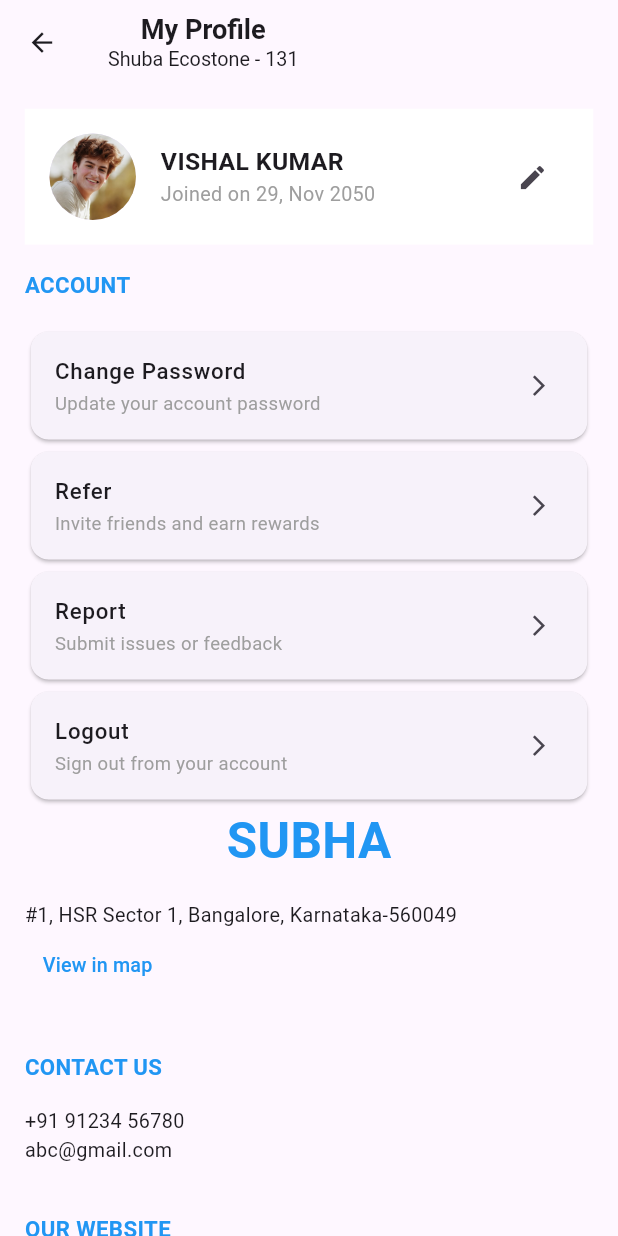
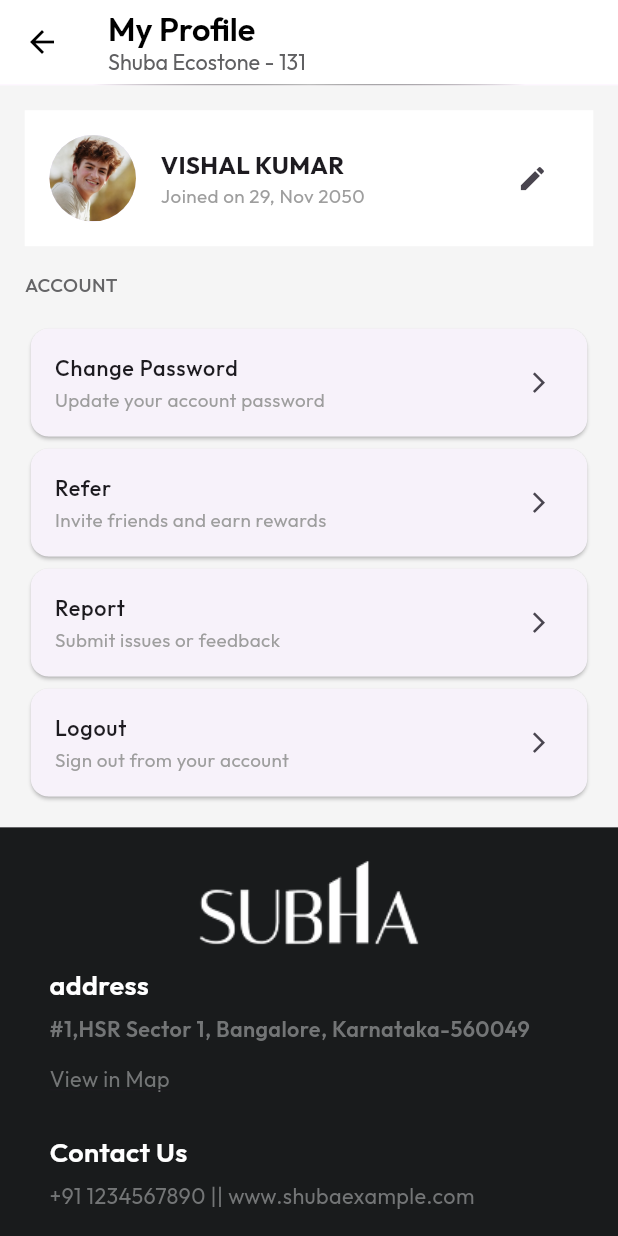
Before and after one commit to HiBorn4/customerApp, a Flutter app: the ProfileScreen screen opened by its route, on a phone screen of 412 x 824 dp. Run offline on Flutter 3.47's test engine with Material 3 defaults, Android fonts, the phone set to English and light mode, and no system bars; our stand-ins replace file_picker, firebase_auth, firebase_core, flutter_svg, get, google_fonts and 1 more; accounts and stored records are empty.

Commit message:
profile screen added

```diff
--- a/lib/screens/home_screen.dart
+++ b/lib/screens/home_screen.dart
@@ -7,8 +7,11 @@ import '../widgets/summary_item.dart';
 import '../widgets/unit_item.dart';
 import '../widgets/project_card.dart';
 import '../utils/responsive.dart';
+import 'profile_screen.dart';
 
 class HomeScreen extends StatefulWidget {
+  const HomeScreen({super.key});
+
   @override
   _HomeScreenState createState() => _HomeScreenState();
 }
@@ -19,8 +22,13 @@ class _HomeScreenState extends State<HomeScreen> {
 
   final List<Widget> _pages = [
     HomeContent(),
-    Center(child: Text("Documents Page", style: GoogleFonts.outfit())), // Placeholder for Documents
-    Center(child: Text("Applicants Page", style: GoogleFonts.outfit())), // Placeholder for Applicants
+    Center(
+      child: Text("Documents Page", style: GoogleFonts.outfit()),
+    ), // Placeholder for Documents
+    ProfileScreen(),
+    // Center(
+    //   child: Text("Applicants Page", style: GoogleFonts.outfit()),
+    // ), // Placeholder for Applicants
   ];
 
   void _onItemTapped(int index) {
@@ -52,13 +60,17 @@ class _HomeScreenState extends State<HomeScreen> {
             label: "Home",
           ),
           BottomNavigationBarItem(
-            icon: Image.asset(
-              'assets/icons/units.png', // Replace with your custom icon path
-              width: 24,
-              height: 24,
+            icon: Icon(
+              Icons.person_add_alt_1,
               color: _selectedIndex == 1 ? Colors.black : Colors.grey,
             ),
-            label: "Documents",
+            // icon: Image.asset(
+            //   'assets/icons/units.png', // Replace with your custom icon path
+            // width: 24,
+            // height: 24,
+
+            // ),
+            label: "Refer",
           ),
           BottomNavigationBarItem(
             icon: Image.asset(
@@ -67,7 +79,7 @@ class _HomeScreenState extends State<HomeScreen> {
               height: 24,
               color: _selectedIndex == 2 ? Colors.black : Colors.grey,
             ),
-            label: "Applicants",
+            label: "Profile",
           ),
         ],
       ),
--- a/lib/screens/profile_screen.dart
+++ b/lib/screens/profile_screen.dart
@@ -1,19 +1,28 @@
+// import 'package:customerapp/screens/home_screen.dart';
 import 'package:flutter/material.dart';
 import 'package:get/get.dart';
 import 'package:url_launcher/url_launcher.dart';
+import 'package:google_fonts/google_fonts.dart';
+import '../utils/responsive.dart';
 
 class ProfileController extends GetxController {
-  final socialMediaLinks = [
+  final socialMediaLinks =
+      [
         SocialMedia(icon: Icons.call, url: 'https://wa.me/919123456780'),
         SocialMedia(icon: Icons.camera, url: 'https://instagram.com'),
         SocialMedia(icon: Icons.book, url: 'https://facebook.com'),
-    SocialMedia(icon: Icons.one_x_mobiledata_outlined, url: 'https://twitter.com'),
+        SocialMedia(
+          icon: Icons.one_x_mobiledata_outlined,
+          url: 'https://twitter.com',
+        ),
       ].obs;
 }
 
 class ProfileScreen extends StatelessWidget {
   final ProfileController _controller = Get.put(ProfileController());
   final String address = "#1, HSR Sector 1, Bangalore, Karnataka-560049";
+
+  ProfileScreen({super.key});
 
   @override
   Widget build(BuildContext context) {
@@ -23,6 +32,30 @@ class ProfileScreen extends StatelessWidget {
     return Scaffold(
       appBar: _buildAppBar(screenWidth, screenHeight),
       body: SingleChildScrollView(
+        child: Column(
+          crossAxisAlignment: CrossAxisAlignment.start,
+          children: [
+            Center(
+              child: Container(
+                width: screenHeight * 0.35,
+                height: 1,
+                decoration: BoxDecoration(
+                  gradient: LinearGradient(
+                    begin: Alignment.centerLeft,
+                    end: Alignment.centerRight,
+                    colors: [
+                      Colors.transparent,
+                      Colors.grey.shade400,
+                      Colors.transparent,
+                    ],
+                  ),
+                ),
+              ),
+            ),
+
+            // Main content
+            Container(
+              color: Colors.grey[100],
               padding: EdgeInsets.all(screenWidth * 0.04),
               child: Column(
                 crossAxisAlignment: CrossAxisAlignment.start,
@@ -30,8 +63,11 @@ class ProfileScreen extends StatelessWidget {
                   _buildProfileSection(screenWidth, screenHeight),
                   _buildSectionTitle('ACCOUNT', screenHeight),
                   _buildAccountOptions(screenWidth, screenHeight),
-            _buildContactSection(screenWidth, screenHeight),
-            _buildSocialMediaSection(screenWidth, screenHeight),
+                ],
+              ),
+            ),
+
+            _buildFooterSection(screenWidth),
           ],
         ),
       ),
@@ -40,30 +76,38 @@ class ProfileScreen extends StatelessWidget {
 
   PreferredSizeWidget _buildAppBar(double screenWidth, double screenHeight) {
     return AppBar(
+      backgroundColor: Colors.white,
       leading: IconButton(
-        icon: Icon(Icons.arrow_back, size: screenHeight * 0.025),
-        onPressed: () => Get.back(),
+        icon: Icon(Icons.arrow_back, color: Colors.black),
+        onPressed: () {},
       ),
       title: Column(
+        crossAxisAlignment: CrossAxisAlignment.start,
         children: [
-          Text('My Profile',
-              style: TextStyle(
-                fontSize: screenHeight * 0.022,
-                fontWeight: FontWeight.bold,
-              )),
-          Text('Shuba Ecostone - 131',
-              style: TextStyle(
-                fontSize: screenHeight * 0.016,
-              )),
+          Text(
+            'My Profile',
+            style: GoogleFonts.outfit(
+              color: Colors.black,
+              fontSize: Responsive.getFontSize(screenWidth, 24),
+              fontWeight: FontWeight.w600,
+            ),
+          ),
+          Text(
+            'Shuba Ecostone - 131',
+            style: GoogleFonts.outfit(
+              color: Color(0xff606062),
+              fontSize: Responsive.getFontSize(screenWidth, 16),
+              fontWeight: FontWeight.w400,
+            ),
+          ),
         ],
       ),
     );
   }
 
-
   Widget _buildProfileSection(double screenWidth, double screenHeight) {
     return Container(
-    color: Colors.white, // Ensures the background is white
+      color: Colors.white,
       padding: EdgeInsets.all(screenHeight * 0.02),
       child: Row(
         children: [
@@ -74,7 +118,7 @@ class ProfileScreen extends StatelessWidget {
           SizedBox(width: screenWidth * 0.04),
           Expanded(
             child: Row(
-            mainAxisAlignment: MainAxisAlignment.spaceBetween, // Ensures spacing
+              mainAxisAlignment: MainAxisAlignment.spaceBetween,
               crossAxisAlignment: CrossAxisAlignment.center,
               children: [
                 Column(
@@ -82,15 +126,15 @@ class ProfileScreen extends StatelessWidget {
                   children: [
                     Text(
                       'VISHAL KUMAR',
-                    style: TextStyle(
-                      fontSize: screenHeight * 0.02,
+                      style: GoogleFonts.outfit(
+                        fontSize: Responsive.getFontSize(screenWidth, 18),
                         fontWeight: FontWeight.bold,
                       ),
                     ),
                     Text(
                       'Joined on 29, Nov 2050',
-                    style: TextStyle(
-                      fontSize: screenHeight * 0.016,
+                      style: GoogleFonts.outfit(
+                        fontSize: Responsive.getFontSize(screenWidth, 14),
                         color: Colors.grey,
                       ),
                     ),
@@ -111,16 +155,20 @@ class ProfileScreen extends StatelessWidget {
     );
   }
 
-
   Widget _buildSectionTitle(String title, double screenHeight) {
     return Padding(
       padding: EdgeInsets.symmetric(vertical: screenHeight * 0.02),
-      child: Text(title,
-          style: TextStyle(
-            fontSize: screenHeight * 0.018,
-            fontWeight: FontWeight.bold,
-            color: Colors.blue,
-          )),
+      child: Text(
+        title,
+        style: GoogleFonts.outfit(
+          fontSize: Responsive.getFontSize(
+            MediaQuery.of(Get.context!).size.width,
+            14,
+          ),
+          fontWeight: FontWeight.w500,
+          color: Color(0xff656567),
+        ),
+      ),
     );
   }
 
@@ -136,89 +184,194 @@ class ProfileScreen extends StatelessWidget {
       shrinkWrap: true,
       physics: NeverScrollableScrollPhysics(),
       itemCount: options.length,
-      itemBuilder: (context, index) => Card(
+      itemBuilder:
+          (context, index) => Card(
             child: ListTile(
-          title: Text(options[index]['title']!,
-              style: TextStyle(
-                fontSize: screenHeight * 0.018,
+              title: Text(
+                options[index]['title']!,
+                style: GoogleFonts.outfit(
+                  fontSize: Responsive.getFontSize(screenWidth, 16),
                   fontWeight: FontWeight.w500,
-              )),
-          subtitle: Text(options[index]['desc']!,
-              style: TextStyle(
-                fontSize: screenHeight * 0.015,
+                ),
+              ),
+              subtitle: Text(
+                options[index]['desc']!,
+                style: GoogleFonts.outfit(
+                  fontSize: Responsive.getFontSize(screenWidth, 14),
                   color: Colors.grey,
-              )),
-          trailing: Icon(Icons.arrow_forward_ios, size: screenHeight * 0.02),
+                ),
+              ),
+              trailing: Icon(
+                Icons.arrow_forward_ios,
+                size: screenHeight * 0.02,
+              ),
               onTap: () => _handleAccountOption(options[index]['title']!),
             ),
           ),
     );
   }
 
-  Widget _buildContactSection(double screenWidth, double screenHeight) {
-    return Column(
+  Widget _buildFooterSection(double screenWidth) {
+    double fontSize = Responsive.getFontSize(screenWidth, 16);
+    double iconSize = screenWidth * 0.075;
+    double titleSize = Responsive.getFontSize(screenWidth, 20);
+    double shubaFontSize = Responsive.getFontSize(screenWidth, 28);
+
+    return Container(
+      color: Color(0xff191B1C),
+      padding: EdgeInsets.symmetric(
+        vertical: screenWidth * 0.05,
+        horizontal: screenWidth * 0.08,
+      ),
+      child: Column(
         crossAxisAlignment: CrossAxisAlignment.start,
         children: [
+          // "Shuba" Logo
           Center(
-          child: Text('SUBHA',
-              style: TextStyle(
-                fontSize: screenHeight * 0.04,
-                fontWeight: FontWeight.bold,
-                color: Colors.blue,
-              )),
+            child: Image.asset(
+              'assets/shubha.png',
+              width: shubaFontSize * 6,
+              fit: BoxFit.contain,
             ),
-        SizedBox(height: screenHeight * 0.02),
-        Text(address,
-            style: TextStyle(
-              fontSize: screenHeight * 0.016,
-            )),
-        TextButton(
-          onPressed: () => _openMap(address),
-          child: Text('View in map',
-              style: TextStyle(
-                fontSize: screenHeight * 0.016,
-                color: Colors.blue,
-              )),
           ),
-        SizedBox(height: screenHeight * 0.02),
-        _buildSectionTitle('CONTACT US', screenHeight),
-        Text('+91 91234 56780',
-            style: TextStyle(
-              fontSize: screenHeight * 0.016,
-            )),
-        Text('abc@gmail.com',
-            style: TextStyle(
-              fontSize: screenHeight * 0.016,
-            )),
-        SizedBox(height: screenHeight * 0.02),
-        _buildSectionTitle('OUR WEBSITE', screenHeight),
-        Text('www.subhaecoston.com',
-            style: TextStyle(
-              fontSize: screenHeight * 0.016,
-              color: Colors.blue,
-            )),
-        SizedBox(height: screenHeight * 0.02),
-        _buildSectionTitle('REPORT', screenHeight),
+
+          SizedBox(height: screenWidth * 0.03),
+          Text(
+            "address",
+            style: GoogleFonts.outfit(
+              color: Colors.white,
+              fontSize: titleSize,
+              fontWeight: FontWeight.w600,
+            ),
+            textAlign: TextAlign.center,
+          ),
+          SizedBox(height: 6),
+
+          // Address
+          Text(
+            "#1,HSR Sector 1, Bangalore, Karnataka-560049",
+            style: GoogleFonts.outfit(
+              color: Color(0xff737576),
+              fontSize: fontSize,
+              fontWeight: FontWeight.w600,
+            ),
+            textAlign: TextAlign.center,
+          ),
+
+          SizedBox(height: screenWidth * 0.03),
+
+          // "View in Map" Button
+          GestureDetector(
+            onTap: () => _openMap(address),
+            child: Text(
+              "View in Map",
+              style: GoogleFonts.outfit(
+                color: Color(0xff737576),
+                fontSize: fontSize,
+                fontWeight: FontWeight.w400,
+                decoration: TextDecoration.underline,
+              ),
+            ),
+          ),
+
+          SizedBox(height: screenWidth * 0.06),
+
+          // Contact Info
+          Text(
+            "Contact Us",
+            style: GoogleFonts.outfit(
+              color: Colors.white,
+              fontSize: titleSize,
+              fontWeight: FontWeight.w600,
+            ),
+          ),
+
+          SizedBox(height: screenWidth * 0.015),
+
+          Text(
+            "+91 1234567890 || www.shubaexample.com",
+            style: GoogleFonts.outfit(
+              color: Color(0xff737576),
+              fontSize: fontSize,
+              fontWeight: FontWeight.w400,
+            ),
+            textAlign: TextAlign.center,
+          ),
+
+          SizedBox(height: screenWidth * 0.07),
+
+          Text(
+            "our website",
+            style: GoogleFonts.outfit(
+              color: Colors.white,
+              fontSize: titleSize,
+              fontWeight: FontWeight.w600,
+            ),
+          ),
+
+          SizedBox(height: screenWidth * 0.07),
+
+          // Report
+          Text(
+            "Report",
+            style: GoogleFonts.outfit(
+              color: Colors.white,
+              fontSize: titleSize,
+              fontWeight: FontWeight.w600,
+            ),
+          ),
+          SizedBox(height: screenWidth * 0.07),
+
+          Center(
+            child: Text(
+              "connect with us",
+              style: GoogleFonts.outfit(
+                color: Color(0xff737576),
+                fontSize: titleSize,
+                fontWeight: FontWeight.w600,
+              ),
+            ),
+          ),
+
+          SizedBox(height: screenWidth * 0.05),
+
+          // Social Media Icons
+          Row(
+            mainAxisAlignment: MainAxisAlignment.center,
+            children: [
+              _buildSocialIcon('assets/whatsapp.png', iconSize, () {
+                _launchURL('https://wa.me/919123456780');
+              }),
+              _buildSocialIcon('assets/insta.png', iconSize, () {
+                _launchURL('https://instagram.com');
+              }),
+              _buildSocialIcon('assets/x.png', iconSize, () {
+                _launchURL('https://twitter.com');
+              }),
+              _buildSocialIcon('assets/fb.png', iconSize, () {
+                _launchURL('https://facebook.com');
+              }),
             ],
+          ),
+        ],
+      ),
     );
   }
 
-  Widget _buildSocialMediaSection(double screenWidth, double screenHeight) {
-    return Obx(() => Column(
-          crossAxisAlignment: CrossAxisAlignment.start,
-          children: [
-            _buildSectionTitle('CONNECT WITH US', screenHeight),
-            Row(
-              mainAxisAlignment: MainAxisAlignment.spaceEvenly,
-              children: _controller.socialMediaLinks
-                  .map((link) => IconButton(
-                        icon: Icon(link.icon, size: screenHeight * 0.04),
-                        onPressed: () => _launchURL(link.url),
-                      ))
-                  .toList(),
+  Widget _buildSocialIcon(String assetPath, double size, VoidCallback onTap) {
+    return Padding(
+      padding: EdgeInsets.symmetric(horizontal: 16),
+      child: GestureDetector(
+        onTap: onTap,
+        child: Image.asset(
+          assetPath,
+          width: size,
+          height: size,
+          fit: BoxFit.contain,
+          color: Colors.white,
         ),
-          ],
-        ));
+      ),
+    );
   }
 
   void _handleAccountOption(String option) {
@@ -241,10 +394,7 @@ class ProfileScreen extends StatelessWidget {
         onPressed: () => Get.offAllNamed('/login'),
         child: Text('Yes'),
       ),
-      cancel: TextButton(
-        onPressed: () => Get.back(),
-        child: Text('No'),
-      ),
+      cancel: TextButton(onPressed: () => Get.back(), child: Text('No')),
     );
   }
 
```
Lines whose indentation alone changed are shown as unchanged.
